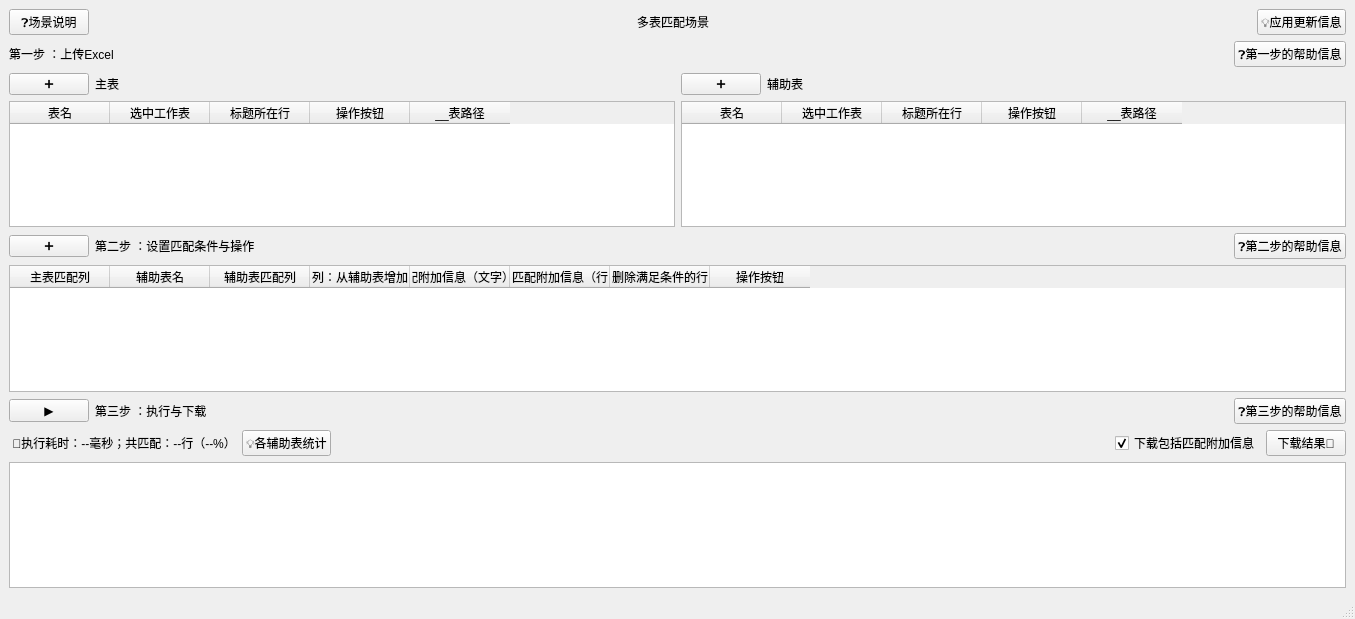
Qt form yrx_project/client/ui/match_table.ui (Cookie-HOO/yrx_project) before a commit.
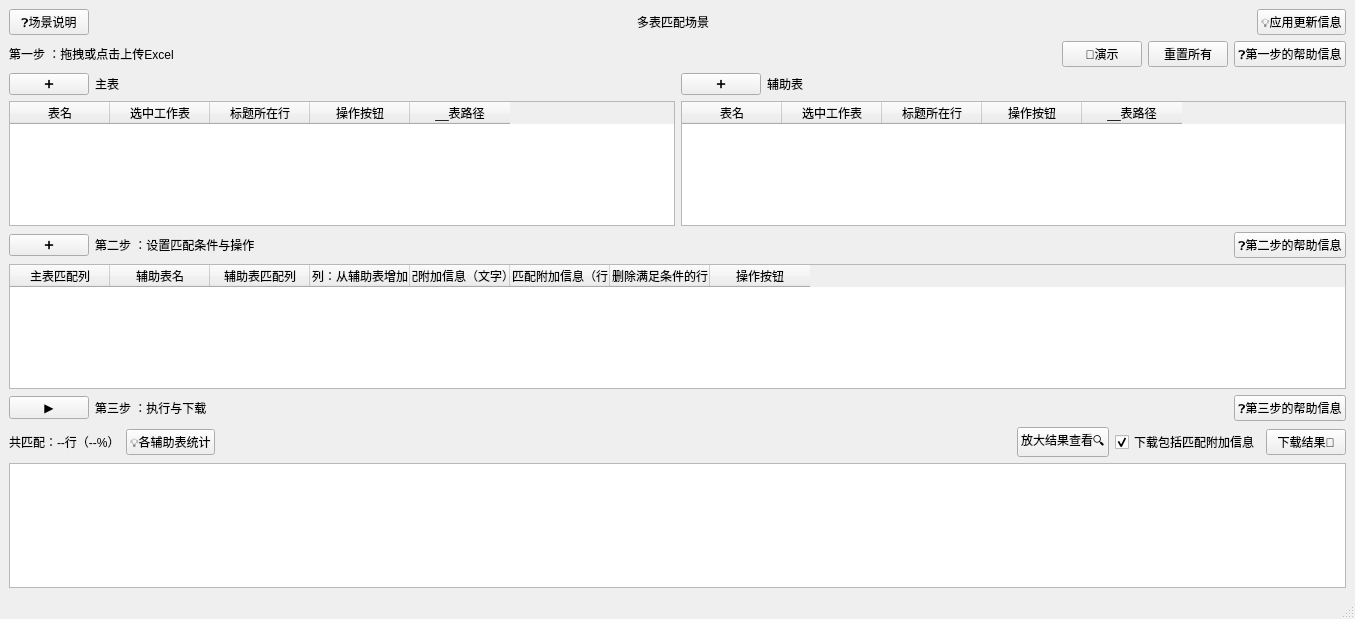
The same form after that commit.

Diff of the .ui file:
```diff
--- a/yrx_project/client/ui/match_table.ui
+++ b/yrx_project/client/ui/match_table.ui
@@ -83,7 +83,7 @@
       <item>
        <widget class="QLabel" name="label_5">
         <property name="text">
-         <string>第一步 ：上传Excel</string>
+         <string>第一步 ：拖拽或点击上传Excel</string>
         </property>
        </widget>
       </item>
@@ -101,7 +101,21 @@
        </spacer>
       </item>
       <item>
-       <widget class="QPushButton" name="pushButton">
+       <widget class="QPushButton" name="demo_button">
+        <property name="text">
+         <string>📰演示</string>
+        </property>
+       </widget>
+      </item>
+      <item>
+       <widget class="QPushButton" name="reset_button">
+        <property name="text">
+         <string>重置所有</string>
+        </property>
+       </widget>
+      </item>
+      <item>
+       <widget class="QPushButton" name="step1_help_info_button">
         <property name="text">
          <string>❓第一步的帮助信息</string>
         </property>
@@ -441,7 +455,7 @@
       <item>
        <widget class="QLabel" name="result_detail_text">
         <property name="text">
-         <string> 🚫执行耗时：--毫秒；共匹配：--行（--%）</string>
+         <string>共匹配：--行（--%）</string>
         </property>
        </widget>
       </item>
@@ -465,6 +479,13 @@
         </property>
        </spacer>
       </item>
+      <item>
+       <widget class="QPushButton" name="view_result_button">
+        <property name="text">
+         <string>放大结果查看🔍</string>
+        </property>
+       </widget>
+      </item>
       <item>
        <widget class="QCheckBox" name="include_detail_checkbox">
         <property name="text">
```
Left out of the diff: 4 changed lines with no effect on the pictures.
